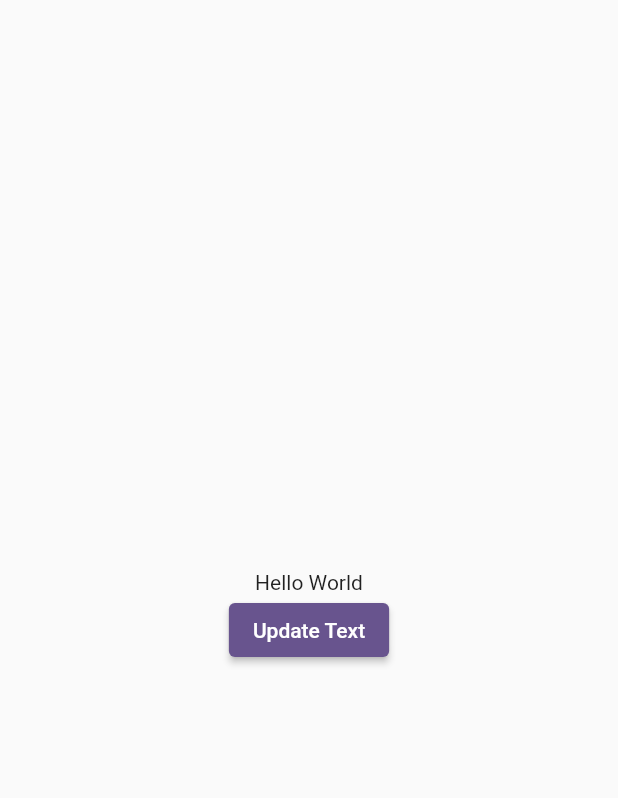
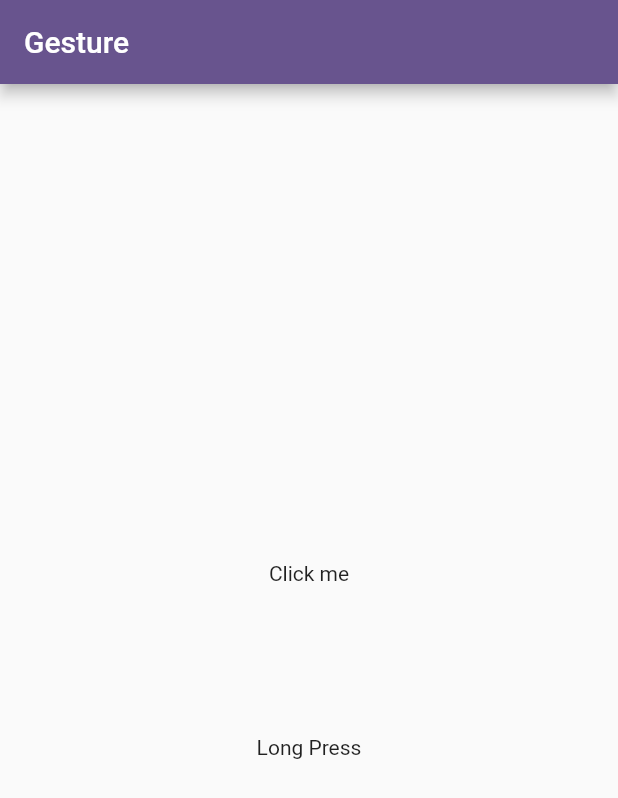
Before and after one commit to shamsshykh/learnflutter, a Flutter app: the screen it shows after launch, on a phone screen of 412 x 824 dp. Shown: the top 798 px of the screen. Run offline on Flutter 3.47's test engine with Material 3 defaults, Android fonts, the phone set to English and light mode, and no system bars; our stand-ins replace fluttertoast, permission_handler.

Commit message:
Gesture And InkWell Widgets

```diff
--- a/lib/main.dart
+++ b/lib/main.dart
@@ -1,5 +1,6 @@
 import 'package:flutter/material.dart';
 import 'package:learnflutter/screen/FlexBoxPattern.dart';
+import 'package:learnflutter/screen/GestureDedectionScreen.dart';
 import 'package:learnflutter/screen/HomeScreen.dart';
 import 'package:learnflutter/screen/ImagesScreen.dart';
 import 'package:learnflutter/screen/StatefulWidgetScreen.dart';
@@ -25,7 +26,8 @@ class MyApp extends StatelessWidget {
       //  home: const HomeScreen(),
       // home: const ImagesScreen(),
       // home: FlexBoxPattern(),
-      home: StatefulWidgetScreen(),
+      // home: StatefulWidgetScreen(),
+      home: GestureDedectionScreen(),
     );
   }
 }
--- /dev/null
+++ b/lib/screen/GestureDedectionScreen.dart
@@ -0,0 +1,38 @@
+import 'package:flutter/material.dart';
+import 'package:fluttertoast/fluttertoast.dart';
+
+class GestureDedectionScreen extends StatelessWidget {
+  const GestureDedectionScreen({super.key});
+
+  @override
+  Widget build(BuildContext context) {
+    return Scaffold(
+      appBar: AppBar(title: Text('Gesture')),
+      body: Center(
+        child: Column(
+          mainAxisAlignment: MainAxisAlignment.center,
+          children: [
+            GestureDetector(
+              child: Text("Click me"),
+              onTap: (){
+                Fluttertoast.showToast(msg: "Click Text");
+              }
+            ),
+            SizedBox(height: 100),
+            InkWell( // give in an animation white tapping
+              onLongPress: (){
+                Fluttertoast.showToast(msg: "Long Press");
+              },
+              child: Text("Long Press"),
+            ),
+
+
+
+          ],
+        ),
+      ),
+
+
+    );
+  }
+}
```
